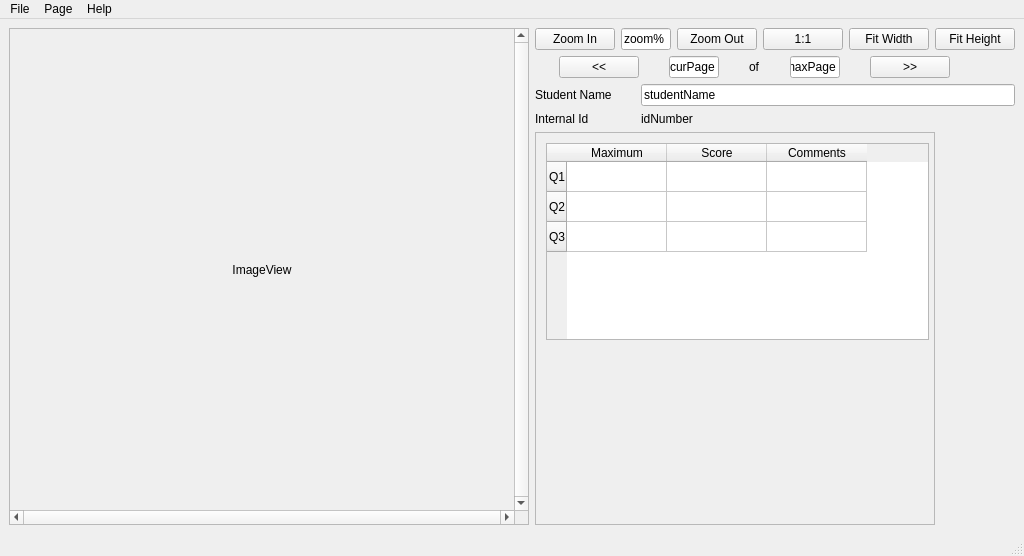
waynepiekarski/qtgrader, file mainwindow.ui: the form before one commit.
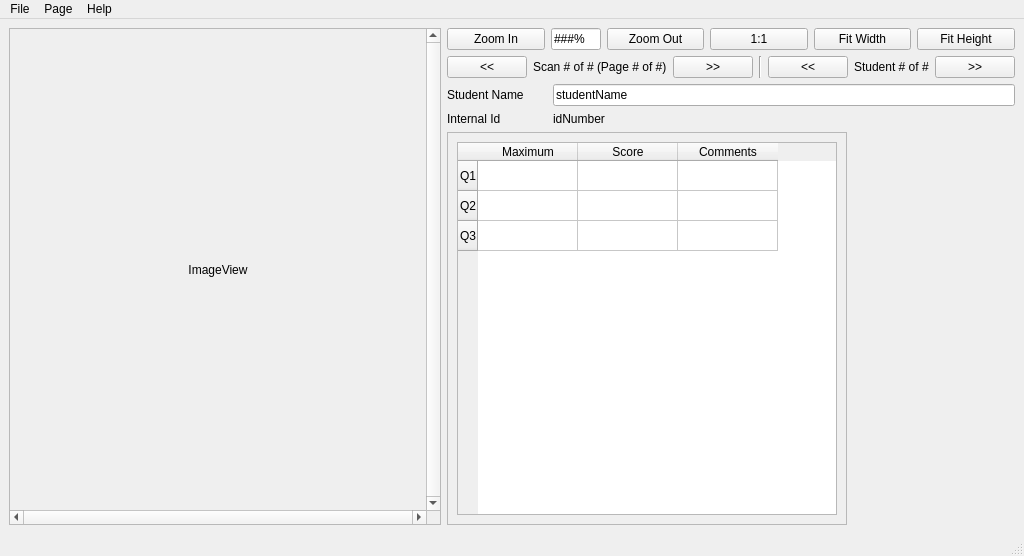
The form after the commit.

Commit message: Implement complete page and student navigation

```diff
--- a/mainwindow.ui
+++ b/mainwindow.ui
@@ -102,7 +102,7 @@
              </size>
             </property>
             <property name="text">
-             <string>zoom%</string>
+             <string>###%</string>
             </property>
            </widget>
           </item>
@@ -145,7 +145,7 @@
         <item>
          <layout class="QHBoxLayout" name="horizontalLayout_2">
           <item>
-           <widget class="QPushButton" name="leftPage">
+           <widget class="QPushButton" name="pageLeft">
             <property name="sizePolicy">
              <sizepolicy hsizetype="Fixed" vsizetype="Fixed">
               <horstretch>0</horstretch>
@@ -158,73 +158,20 @@
            </widget>
           </item>
           <item>
-           <widget class="QLineEdit" name="curPage">
+           <widget class="QLabel" name="pageStats">
             <property name="sizePolicy">
              <sizepolicy hsizetype="Fixed" vsizetype="Fixed">
               <horstretch>0</horstretch>
               <verstretch>0</verstretch>
              </sizepolicy>
             </property>
-            <property name="minimumSize">
-             <size>
-              <width>50</width>
-              <height>0</height>
-             </size>
-            </property>
-            <property name="maximumSize">
-             <size>
-              <width>50</width>
-              <height>16777215</height>
-             </size>
-            </property>
             <property name="text">
-             <string>curPage</string>
+             <string>Scan # of # (Page # of #)</string>
             </property>
-            <property name="maxLength">
-             <number>10</number>
-            </property>
            </widget>
           </item>
           <item>
-           <widget class="QLabel" name="of">
-            <property name="sizePolicy">
-             <sizepolicy hsizetype="Fixed" vsizetype="Fixed">
-              <horstretch>0</horstretch>
-              <verstretch>0</verstretch>
-             </sizepolicy>
-            </property>
-            <property name="text">
-             <string>of</string>
-            </property>
-           </widget>
-          </item>
-          <item>
-           <widget class="QLineEdit" name="maxPage">
-            <property name="sizePolicy">
-             <sizepolicy hsizetype="Fixed" vsizetype="Fixed">
-              <horstretch>0</horstretch>
-              <verstretch>0</verstretch>
-             </sizepolicy>
-            </property>
-            <property name="minimumSize">
-             <size>
-              <width>50</width>
-              <height>0</height>
-             </size>
-            </property>
-            <property name="maximumSize">
-             <size>
-              <width>50</width>
-              <height>16777215</height>
-             </size>
-            </property>
-            <property name="text">
-             <string>maxPage</string>
-            </property>
-           </widget>
-          </item>
-          <item>
-           <widget class="QPushButton" name="rightPage">
+           <widget class="QPushButton" name="pageRight">
             <property name="sizePolicy">
              <sizepolicy hsizetype="Fixed" vsizetype="Fixed">
               <horstretch>0</horstretch>
@@ -237,20 +184,44 @@
            </widget>
           </item>
           <item>
-           <spacer name="horizontalSpacer">
+           <widget class="Line" name="line">
             <property name="orientation">
-             <enum>Qt::Horizontal</enum>
+             <enum>Qt::Vertical</enum>
             </property>
-            <property name="sizeType">
-             <enum>QSizePolicy::Preferred</enum>
+           </widget>
+          </item>
+          <item>
+           <widget class="QPushButton" name="studentPrev">
+            <property name="sizePolicy">
+             <sizepolicy hsizetype="Fixed" vsizetype="Fixed">
+              <horstretch>0</horstretch>
+              <verstretch>0</verstretch>
+             </sizepolicy>
             </property>
-            <property name="sizeHint" stdset="0">
-             <size>
-              <width>40</width>
-              <height>20</height>
-             </size>
+            <property name="text">
+             <string>&lt;&lt;</string>
             </property>
-           </spacer>
+           </widget>
+          </item>
+          <item>
+           <widget class="QLabel" name="studentStats">
+            <property name="text">
+             <string>Student # of #</string>
+            </property>
+           </widget>
+          </item>
+          <item>
+           <widget class="QPushButton" name="studentNext">
+            <property name="sizePolicy">
+             <sizepolicy hsizetype="Fixed" vsizetype="Fixed">
+              <horstretch>0</horstretch>
+              <verstretch>0</verstretch>
+             </sizepolicy>
+            </property>
+            <property name="text">
+             <string>&gt;&gt;</string>
+            </property>
+           </widget>
           </item>
          </layout>
         </item>
@@ -358,18 +329,12 @@
              <x>0</x>
              <y>0</y>
              <width>398</width>
-             <height>333</height>
+             <height>335</height>
             </rect>
            </property>
+           <layout class="QHBoxLayout" name="horizontalLayout_8">
+            <item>
            <widget class="QTableWidget" name="tableWidget">
-            <property name="geometry">
-             <rect>
-              <x>10</x>
-              <y>10</y>
-              <width>383</width>
-              <height>197</height>
-             </rect>
-            </property>
             <property name="maximumSize">
              <size>
               <width>16777215</width>
@@ -407,6 +372,8 @@
              </property>
             </column>
            </widget>
+            </item>
+           </layout>
           </widget>
          </widget>
         </item>
@@ -441,8 +408,10 @@
     <property name="title">
      <string>Page</string>
     </property>
-    <addaction name="actionPrev_Page"/>
-    <addaction name="actionNext_Page"/>
+    <addaction name="actionPagePrev"/>
+    <addaction name="actionPageNext"/>
+    <addaction name="actionStudentPrev"/>
+    <addaction name="actionStudentNext"/>
    </widget>
    <addaction name="menuFile"/>
    <addaction name="menuPage"/>
@@ -465,7 +434,7 @@
     <string>Meta+Q</string>
    </property>
   </action>
-  <action name="actionPrev_Page">
+  <action name="actionPagePrev">
    <property name="text">
     <string>Prev Page</string>
    </property>
@@ -473,7 +442,7 @@
     <string>Left</string>
    </property>
   </action>
-  <action name="actionNext_Page">
+  <action name="actionPageNext">
    <property name="text">
     <string>Next Page</string>
    </property>
@@ -481,6 +450,22 @@
     <string>Right</string>
    </property>
   </action>
+  <action name="actionStudentPrev">
+   <property name="text">
+    <string>Prev Student</string>
+   </property>
+   <property name="shortcut">
+    <string>Up</string>
+   </property>
+  </action>
+  <action name="actionStudentNext">
+   <property name="text">
+    <string>Next Student</string>
+   </property>
+   <property name="shortcut">
+    <string>Down</string>
+   </property>
+  </action>
  </widget>
  <resources/>
  <connections/>
```
Lines whose indentation alone changed are shown as unchanged. The commit also changes 2 other files.
